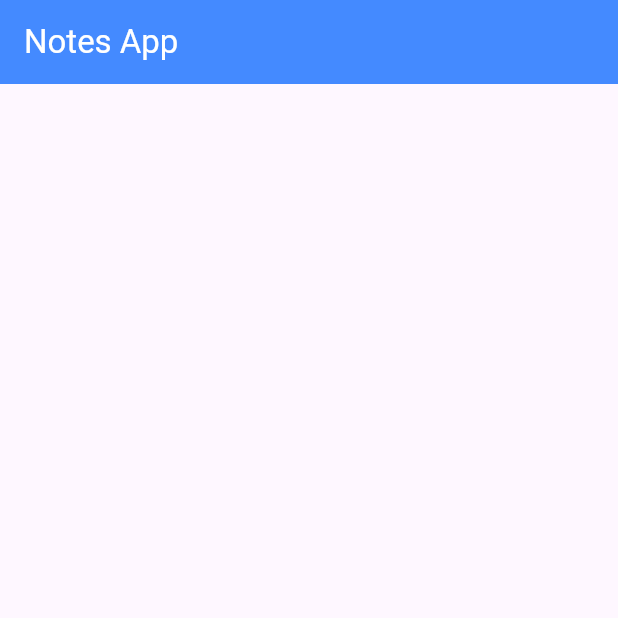
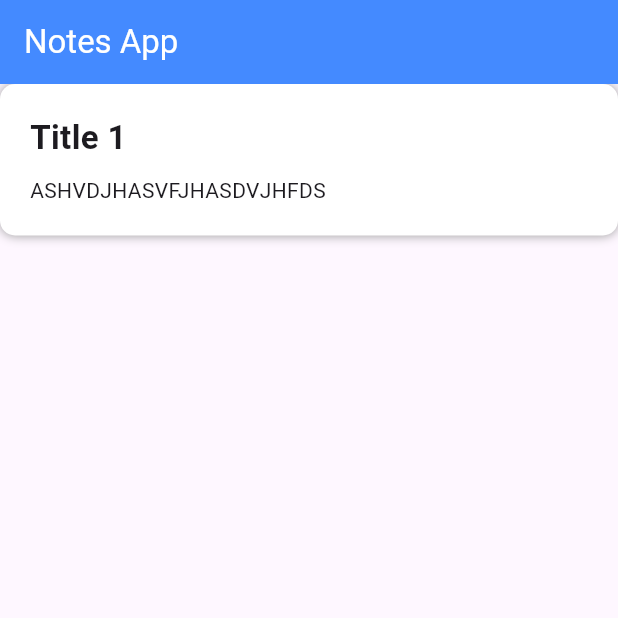
Before and after one commit to BaselMoustafa/notes_app_creativa, a Flutter app: the screen it shows after launch, on a phone screen of 412 x 824 dp, the top half of it. Run offline on Flutter 3.47's test engine with Material 3 defaults, Android fonts, the phone set to English and light mode, and no system bars.

Commit message:
init note widget

```diff
--- a/lib/main.dart
+++ b/lib/main.dart
@@ -1,5 +1,5 @@
 import 'package:flutter/material.dart';
-import 'package:notes_app_creativa/home_screen.dart';
+import 'package:notes_app_creativa/screens/home_screen.dart';
 
 void main(List<String> args) {
   runApp(
--- a/lib/home_screen.dart
+++ b/lib/screens/home_screen.dart
@@ -1,6 +1,8 @@
 import 'package:flutter/material.dart';
+import 'package:notes_app_creativa/models/note.dart';
 import 'package:notes_app_creativa/style/app_colors.dart';
 import 'package:notes_app_creativa/style/app_text_styles.dart';
+import 'package:notes_app_creativa/widgets/note_widget.dart';
 
 class HomeScreen extends StatelessWidget {
   const HomeScreen({super.key});
@@ -17,6 +19,16 @@ class HomeScreen extends StatelessWidget {
           ),
         ),
       ),
+      body: Column(
+        children: [
+          NoteWidget(
+            note: Note(
+              title: "Title 1",
+              content: "ASHVDJHASVFJHASDVJHFDS"
+            ),
+          )
+        ],
+      ),
     );
   }
 }
--- /dev/null
+++ b/lib/widgets/note_widget.dart
@@ -0,0 +1,54 @@
+import 'package:flutter/material.dart';
+import 'package:notes_app_creativa/models/note.dart';
+import 'package:notes_app_creativa/style/app_colors.dart';
+import 'package:notes_app_creativa/style/app_text_styles.dart';
+
+class NoteWidget extends StatelessWidget {
+  const NoteWidget({
+    super.key,
+    required this.note,
+  });
+
+  final Note note;
+
+  @override
+  Widget build(BuildContext context) {
+    return Container(
+      padding: EdgeInsets.all(20),
+      decoration: _getBoxDecoration(),
+      child: Column(
+        crossAxisAlignment: CrossAxisAlignment.start,
+        children: [
+          Row(
+            children: [
+              Text(
+                note.title,
+                style: AppTextStyles.bold22,
+              ),
+            ],
+          ),
+
+          SizedBox(height: 10,),
+
+          Text(
+            note.content,
+          ),
+        ],
+      ),
+    );
+  }
+
+  BoxDecoration _getBoxDecoration() {
+    return BoxDecoration(
+      color: AppColors.white,
+      borderRadius: BorderRadius.circular(10),
+      boxShadow: [
+        BoxShadow(
+          color: AppColors.grey,
+          blurRadius: 5
+        )
+      ]
+    );
+  }
+
+}
```
